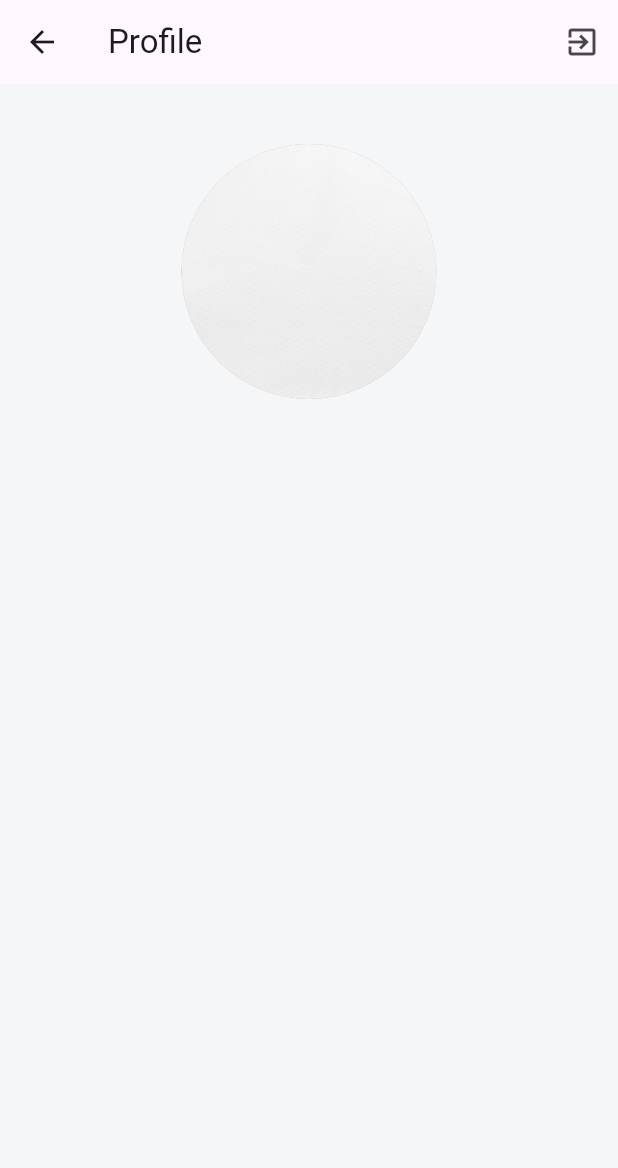
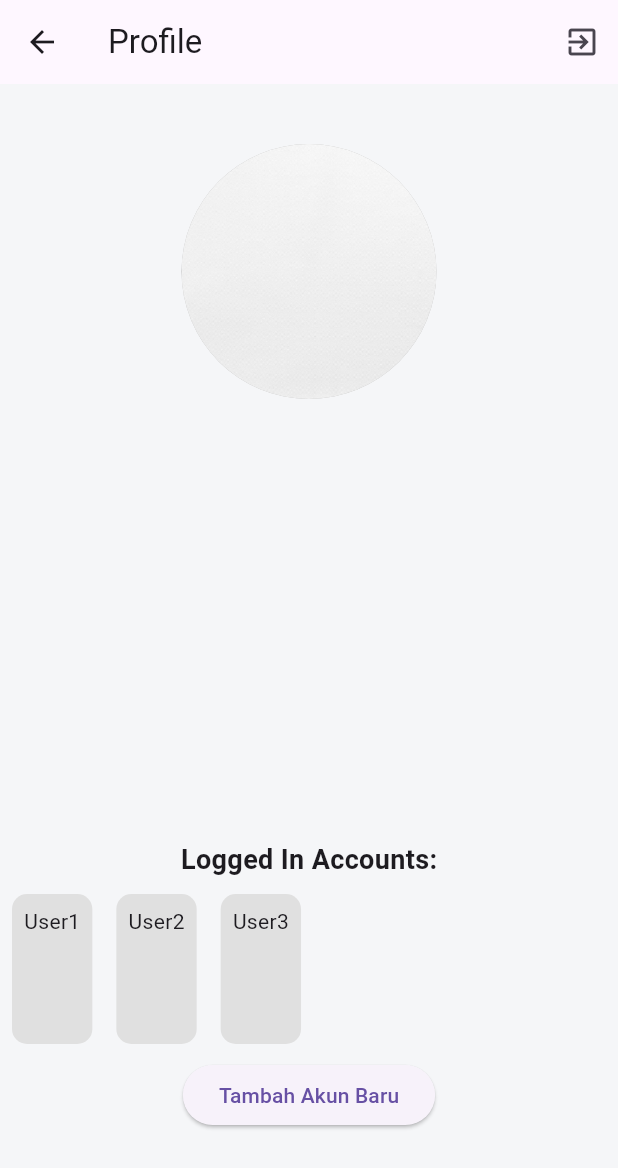
Before and after one commit to Dkriss/Mobile_Praktikum, a Flutter app: the Profile screen opened directly, on a phone screen of 412 x 824 dp. Shown: the top 1168 px of the screen. Run offline on Flutter 3.47's test engine with Material 3 defaults, Android fonts, the phone set to English and light mode, and no system bars; our stand-ins replace appwrite, firebase_auth, firebase_core, firebase_messaging, flutter_local_notifications, get and 2 more; accounts and stored records are empty.

Commit message:
sip beres sing database listItem

```diff
--- a/lib/controller/appwrite.dart
+++ b/lib/controller/appwrite.dart
@@ -7,6 +7,7 @@ Client client = Client()
       .setSelfSigned(status: true);
 
   final account = Account(client);
+
 // Register
   Future<String> createUser(String name, String Email, String Password) async {
     try {
--- a/lib/model/destination_model.dart
+++ b/lib/model/destination_model.dart
@@ -2,7 +2,7 @@ import 'package:flutter/cupertino.dart';
 
 //penerapan array of object dari class destination information
 
-class DestinationModel{
+class DestinationModel {
   final String title;
   final String location;
   final String price;
@@ -15,5 +15,7 @@ class DestinationModel{
     required this.price,
     required this.icon,
     required this.image,
+    required this.id,
   });
+   String id;
 }
--- a/lib/view/dashboard/profile.dart
+++ b/lib/view/dashboard/profile.dart
@@ -1,10 +1,8 @@
 import 'dart:io';
-// import 'package:firebase_auth/firebase_auth.dart';
 import 'package:flutter/material.dart';
 import 'package:get/get.dart';
 import 'package:image_picker/image_picker.dart';
 import 'package:mobilepraktikum/controller/appwrite.dart';
-
 import '../welcome_screen/login_page.dart';
 
 class Profile extends StatefulWidget {
@@ -16,8 +14,8 @@ class Profile extends StatefulWidget {
 
 class _ProfileState extends State<Profile> {
   File? _image;
-  // KALAU PAKAI FIREBASE HARUS DI OFF COMENT DIBAWAH INI
-  // final FirebaseAuth _auth = FirebaseAuth.instance;
+  List<String> loggedInAccounts = ['User1', 'User2', 'User3'];
+  List<String> additionalAccounts = [];
 
   @override
   Widget build(BuildContext context) {
@@ -30,9 +28,6 @@ class _ProfileState extends State<Profile> {
             icon: const Icon(Icons.exit_to_app),
             onPressed: () async {
               await logoutUser();
-              // Log out the user
-              // await _auth.signOut();
-              // Navigate to the registration page
               Get.offAll(() => LoginPage());
             },
           ),
@@ -50,7 +45,6 @@ class _ProfileState extends State<Profile> {
                     final ImagePicker picker = ImagePicker();
                     final XFile? image =
                     await picker.pickImage(source: ImageSource.camera);
-                    // untuk menyimpan gambar yang telah diambil lewat camera
                     setState(() {
                       _image = File(image!.path);
                     });
@@ -72,6 +66,69 @@ class _ProfileState extends State<Profile> {
                 ),
               ),
             ),
+            Positioned(
+              bottom: 20,
+              left: 0,
+              right: 0,
+              child: Container(
+                padding: const EdgeInsets.symmetric(vertical: 10),
+                child: Column(
+                  children: [
+                    const Text(
+                      'Logged In Accounts:',
+                      style: TextStyle(fontSize: 18, fontWeight: FontWeight.bold),
+                    ),
+                    const SizedBox(height: 10),
+                    SizedBox(
+                      height: 100,
+                      child: ListView.builder(
+                        scrollDirection: Axis.horizontal,
+                        itemCount: loggedInAccounts.length,
+                        itemBuilder: (BuildContext context, int index) {
+                          return Container(
+                            margin: const EdgeInsets.symmetric(horizontal: 8),
+                            padding: const EdgeInsets.all(8),
+                            decoration: BoxDecoration(
+                              color: Colors.grey[300],
+                              borderRadius: BorderRadius.circular(10),
+                            ),
+                            child: Text(loggedInAccounts[index]),
+                          );
+                        },
+                      ),
+                    ),
+                    const SizedBox(height: 10),
+                    ElevatedButton(
+                      onPressed: () {
+                        setState(() {
+                          // Tambahkan akun baru ke dalam list
+                          additionalAccounts.add('NewUser${additionalAccounts.length + 1}');
+                        });
+                      },
+                      child: const Text('Tambah Akun Baru'),
+                    ),
+                    SizedBox(
+                      height: 40,
+                      child: ListView.builder(
+                        scrollDirection: Axis.horizontal,
+                        itemCount: additionalAccounts.length,
+                        itemBuilder: (BuildContext context, int index) {
+                          return Container(
+                            margin: const EdgeInsets.symmetric(horizontal: 8),
+                            padding: const EdgeInsets.all(8),
+                            decoration: BoxDecoration(
+                              color: Colors.grey[300],
+                              borderRadius: BorderRadius.circular(10),
+                            ),
+                            child: Text(additionalAccounts[index]),
+                          );
+                        },
+                      ),
+                    ),
+                  ],
+                ),
+              ),
+            ),
           ],
         ),
       ),
```
Also changed, not shown: lib/controller/account_controller.dart (deleted, +0 -59 lines), lib/controller/client_controller.dart (+21 -18 lines), lib/controller/db_controller.dart (added, +71 -0 lines), lib/view/dashboard/home_main.dart (+179 -63 lines), lib/view/dashboard/shopping_chart.dart (added, +44 -0 lines). Lines whose indentation alone changed are shown as unchanged.
